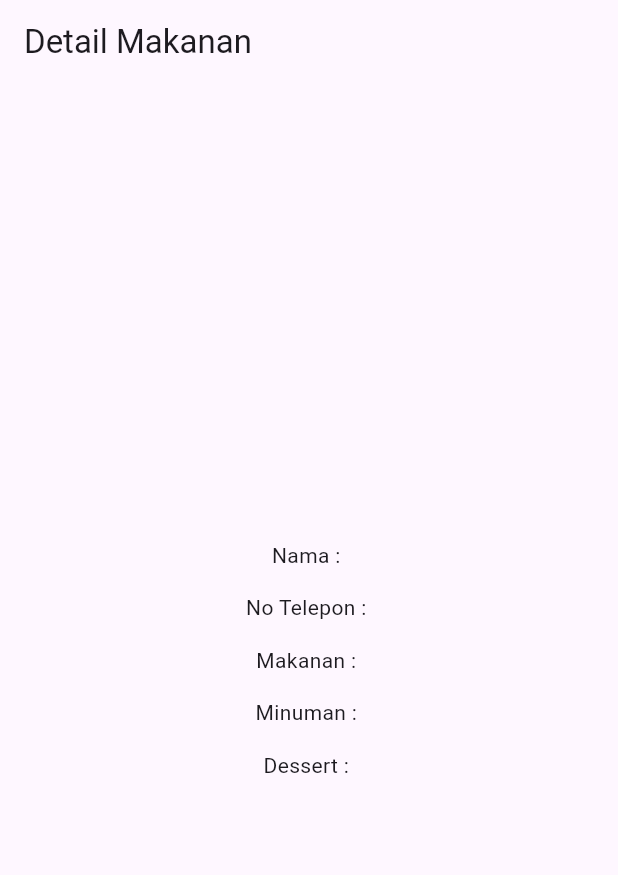
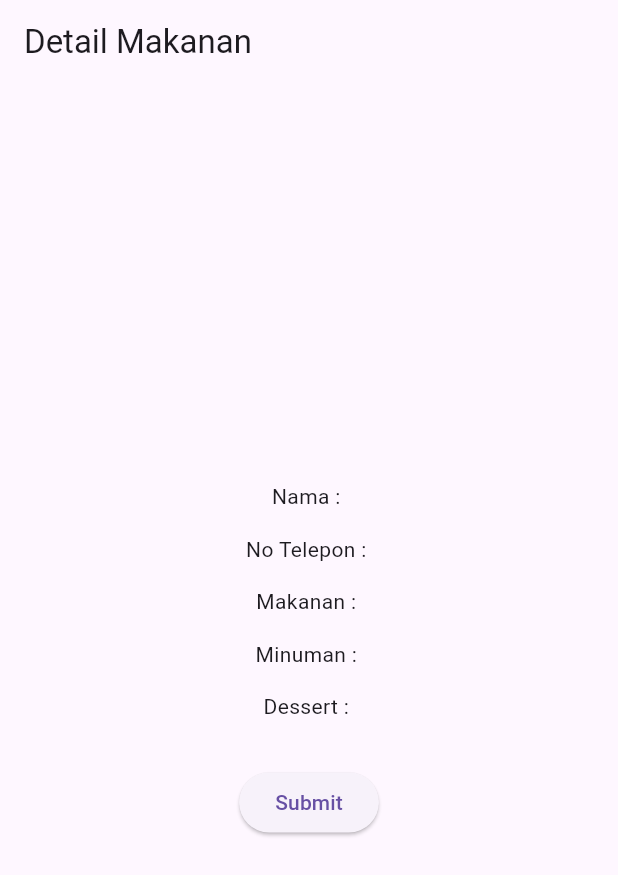
Before and after one commit to Aisyahaf/FaseOne_061, a Flutter app: the DetailScreen screen opened directly with empty values, on a phone screen of 412 x 824 dp. Shown: the top 875 px of the screen. Run offline on Flutter 3.47's test engine with Material 3 defaults, Android fonts, the phone set to English and light mode, and no system bars; network calls fail.

Commit message:
Add Button in Detail Makanan

```diff
--- a/lib/screen/details.dart
+++ b/lib/screen/details.dart
@@ -1,4 +1,6 @@
 import 'package:flutter/material.dart';
+import 'package:ucp1_dataform/screen/dataform.dart';
+import 'package:ucp1_dataform/widget/footer_detail.dart';
 
 class DetailScreen extends StatelessWidget {
   const DetailScreen(
@@ -45,6 +47,15 @@ class DetailScreen extends StatelessWidget {
                   height: 15,
                 ),
                 Text("Dessert : $dessert"),
+                SizedBox(
+                  height: 15,
+                ),
+                FooterDetail(onPressedDetail: () {
+                  Navigator.pushAndRemoveUntil(
+                      context,
+                      MaterialPageRoute(builder: (context) => FormScreen()),
+                      (route) => false);
+                })
               ],
             ),
           ),
--- /dev/null
+++ b/lib/widget/footer_detail.dart
@@ -0,0 +1,21 @@
+import 'package:flutter/material.dart';
+
+class FooterDetail extends StatelessWidget {
+  const FooterDetail({super.key, required this.onPressedDetail});
+
+  final VoidCallback onPressedDetail;
+
+  @override
+  Widget build(BuildContext context) {
+    return Column(
+      children: [
+        SizedBox(
+          height: 15,
+        ),
+        ElevatedButton(
+          onPressed: onPressedDetail,
+          child: Text("Submit"))
+      ],
+    );
+  }
+}
```
